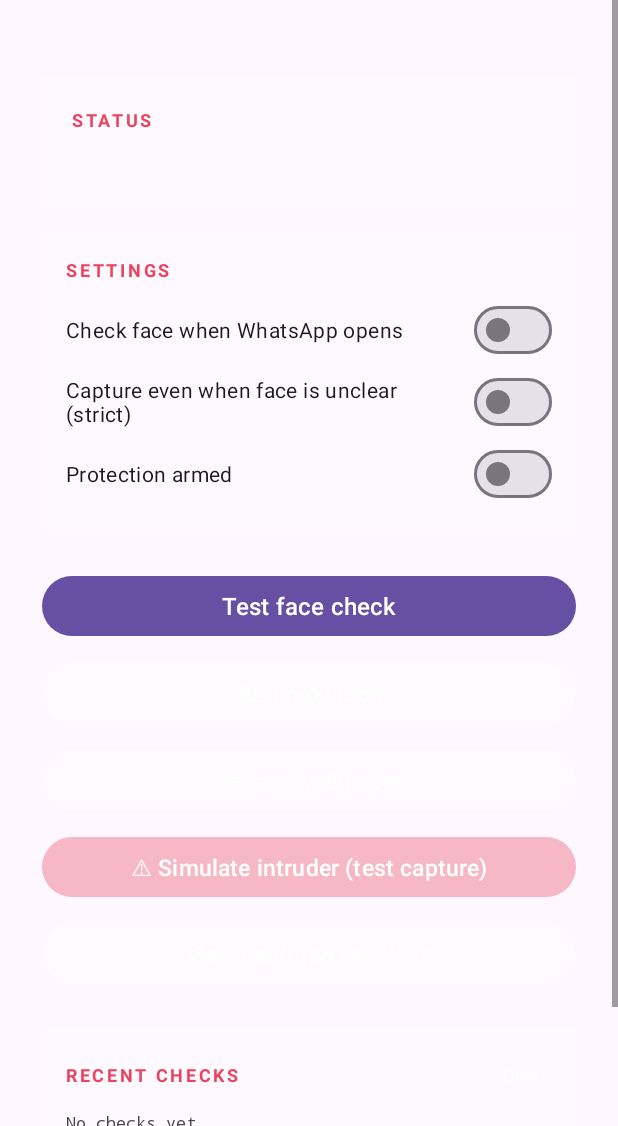
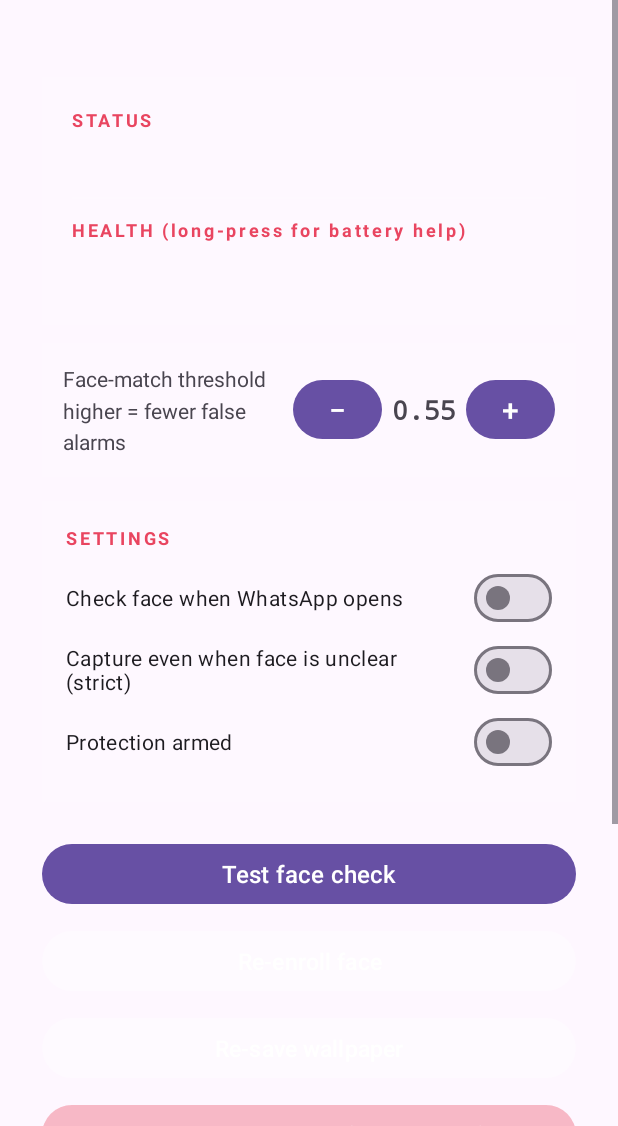
Before and after one commit to sadapay404/WhoAmI, an Android app: the layout activity_main.xml on its own in the app's theme, with its tools: preview values and no code run, on a phone screen of 412 x 824 dp, the part 110-1236 px from its top. Run offline under Robolectric (Android 15) with nearby library versions, the phone set to English and light mode, and no system bars.

Commit message:
Phase 6: health checks, threshold tuning, release pipeline, user guide
- HealthReport + PermissionChecks: home-screen 'can the guard watch?' with
  one-tap fix buttons for each failing permission
- Motorola battery guide on long-press of health headline
- Threshold tuner (+/- 0.05 steps, 0.30..0.90) on home screen
- CI: release job on v* tags → GitHub Release with versioned APK
- docs/USER_GUIDE.md: install, setup, testing, tuning, privacy, uninstall
- version → 1.0.0

Co-authored-by: arena-agent <297053741+arena-agent@users.noreply.github.com>

```diff
--- a/app/build.gradle.kts
+++ b/app/build.gradle.kts
@@ -11,8 +11,8 @@ android {
         applicationId = "com.whoami.guard"
         minSdk = 29
         targetSdk = 35
-        versionCode = 2
-        versionName = "0.2.0-phase2"
+        versionCode = 6
+        versionName = "1.0.0"
     }
 
     buildTypes {
--- a/app/src/main/res/layout/activity_main.xml
+++ b/app/src/main/res/layout/activity_main.xml
@@ -52,6 +52,84 @@
                 android:textSize="15sp"
                 android:lineSpacingMultiplier="1.5"
                 android:text="" />
+
+            <View
+                android:layout_width="match_parent"
+                android:layout_height="1dp"
+                android:layout_marginVertical="12dp"
+                android:background="#1AFFFFFF" />
+
+            <TextView
+                android:layout_width="wrap_content"
+                android:layout_height="wrap_content"
+                android:text="HEALTH (long-press for battery help)"
+                android:textSize="12sp"
+                android:letterSpacing="0.15"
+                android:textColor="#E94560"
+                android:textStyle="bold" />
+
+            <TextView
+                android:id="@+id/healthLine"
+                android:layout_width="match_parent"
+                android:layout_height="wrap_content"
+                android:layout_marginTop="10dp"
+                android:textSize="14sp"
+                android:lineSpacingMultiplier="1.5"
+                android:text="" />
+
+            <LinearLayout
+                android:id="@+id/fixContainer"
+                android:layout_width="match_parent"
+                android:layout_height="wrap_content"
+                android:layout_marginTop="6dp"
+                android:orientation="vertical" />
+        </LinearLayout>
+
+        <!-- Threshold tuning -->
+        <LinearLayout
+            android:layout_width="match_parent"
+            android:layout_height="wrap_content"
+            android:layout_marginTop="12dp"
+            android:gravity="center_vertical"
+            android:orientation="horizontal"
+            android:padding="14dp"
+            android:background="#14FFFFFF">
+
+            <TextView
+                android:layout_width="0dp"
+                android:layout_height="wrap_content"
+                android:layout_weight="1"
+                android:text="Face-match threshold\nhigher = fewer false alarms"
+                android:textSize="14sp"
+                android:lineSpacingMultiplier="1.3" />
+
+            <Button
+                android:id="@+id/btnThresholdDown"
+                android:layout_width="wrap_content"
+                android:layout_height="wrap_content"
+                android:minWidth="0dp"
+                android:minHeight="0dp"
+                android:text="−"
+                android:textSize="20sp" />
+
+            <TextView
+                android:id="@+id/thresholdValue"
+                android:layout_width="56dp"
+                android:layout_height="wrap_content"
+                android:gravity="center"
+                android:fontFamily="monospace"
+                android:textSize="18sp"
+                android:textStyle="bold"
+                android:text="0.55" />
+
+            <Button
+                android:id="@+id/btnThresholdUp"
+                android:layout_width="wrap_content"
+                android:layout_height="wrap_content"
+                android:minWidth="0dp"
+                android:minHeight="0dp"
+                android:text="+"
+                android:textSize="20sp" />
         </LinearLayout>
 
         <!-- Settings -->
```
Also changed, not shown: app/src/main/java/com/whoami/guard/MainActivity.kt (+59 -2 lines), app/src/main/java/com/whoami/guard/health/HealthReport.kt (added, +73 -0 lines), app/src/main/java/com/whoami/guard/health/PermissionChecks.kt (added, +88 -0 lines), 2 other files.
